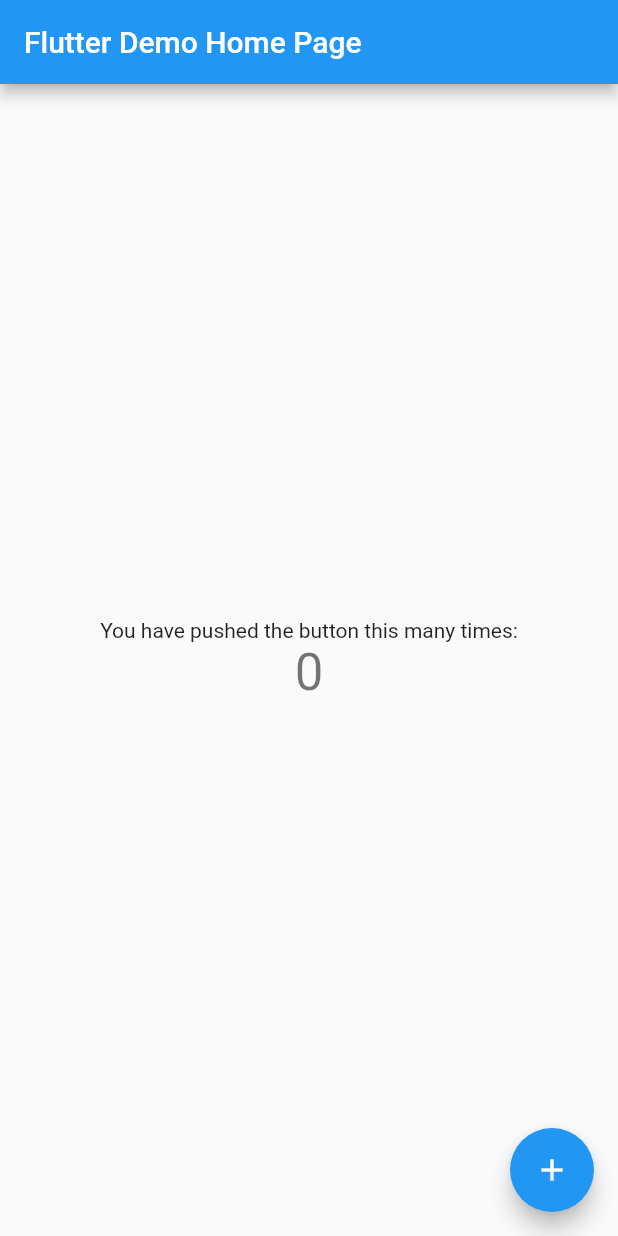
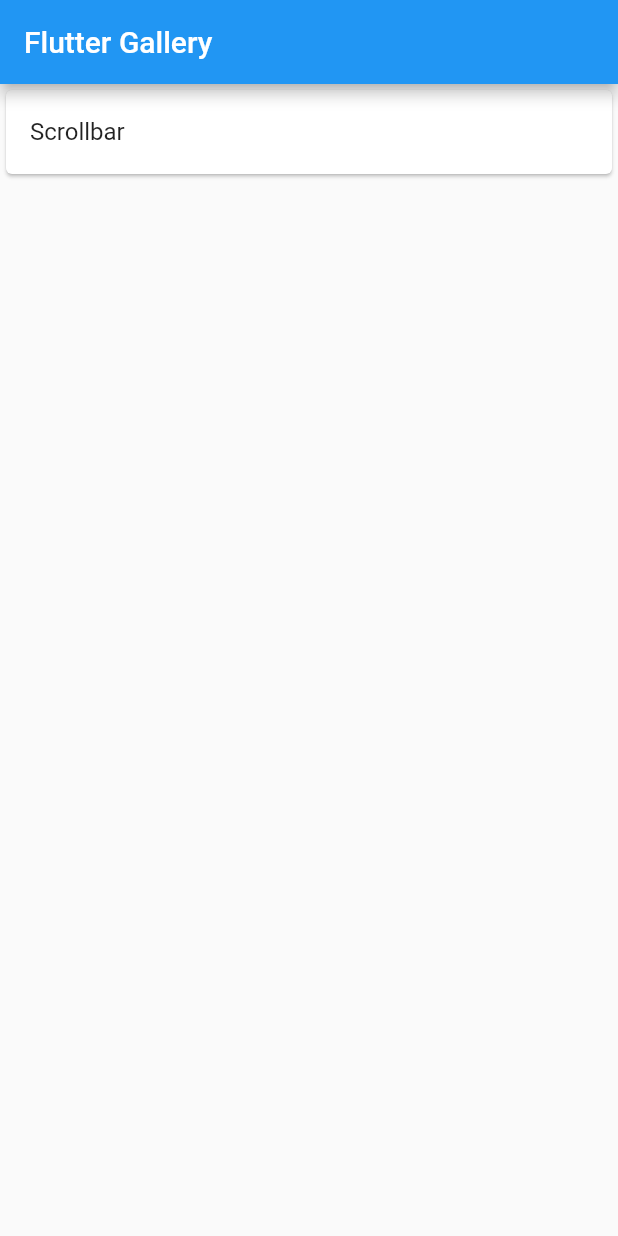
Before and after one commit to prachet-com/flutter_gallary, a Flutter app: the screen it shows after launch, on a phone screen of 412 x 824 dp. Run offline on Flutter 3.47's test engine with Material 2 defaults, Android fonts, the phone set to English and light mode, and no system bars.

Commit message:
Adding scrollbar component

```diff
--- /dev/null
+++ b/lib/homepage.dart
@@ -0,0 +1,32 @@
+import 'package:flutter/material.dart';
+import 'package:flutter_gallary/layout/scrollbarDemo.dart';
+
+class HomepageScreen extends StatelessWidget {
+  buildTile(BuildContext context, String componentName, String route) {
+    return Card(
+      child: InkWell(
+        onTap: (){
+          Navigator.of(context).pushNamed(route);
+        },
+        child: ListTile(
+            title: Text(componentName)
+        ),
+      ),
+    );
+  }
+
+  @override
+  Widget build(BuildContext context) {
+    return Scaffold(
+      appBar: AppBar(
+        title: Text("Flutter Gallery"),
+      ),
+      body: ListView(
+        children: [
+          buildTile(context, "Scrollbar", ScrollbarDemo.routeName),
+          // buildTile("Something else"),
+        ],
+      ),
+    );
+  }
+}
--- a/lib/main.dart
+++ b/lib/main.dart
@@ -1,4 +1,6 @@
 import 'package:flutter/material.dart';
+import 'package:flutter_gallary/homepage.dart';
+import 'package:flutter_gallary/layout/scrollbarDemo.dart';
 
 void main() {
   runApp(MyApp());
@@ -9,7 +11,7 @@
   @override
   Widget build(BuildContext context) {
     return MaterialApp(
-      title: 'Flutter Demo',
+      title: 'Flutter Widgets',
       theme: ThemeData(
         // This is the theme of your application.
         //
@@ -22,92 +24,10 @@
         // is not restarted.
         primarySwatch: Colors.blue,
       ),
-      home: MyHomePage(title: 'Flutter Demo Home Page'),
+      home: HomepageScreen(),
+      routes: {
+        ScrollbarDemo.routeName: (ctx) => ScrollbarDemo(),
+      },
     );
   }
 }
-
-class MyHomePage extends StatefulWidget {
-  MyHomePage({Key key, this.title}) : super(key: key);
-
-  // This widget is the home page of your application. It is stateful, meaning
-  // that it has a State object (defined below) that contains fields that affect
-  // how it looks.
-
-  // This class is the configuration for the state. It holds the values (in this
-  // case the title) provided by the parent (in this case the App widget) and
-  // used by the build method of the State. Fields in a Widget subclass are
-  // always marked "final".
-
-  final String title;
-
-  @override
-  _MyHomePageState createState() => _MyHomePageState();
-}
-
-class _MyHomePageState extends State<MyHomePage> {
-  int _counter = 0;
-
-  void _incrementCounter() {
-    setState(() {
-      // This call to setState tells the Flutter framework that something has
-      // changed in this State, which causes it to rerun the build method below
-      // so that the display can reflect the updated values. If we changed
-      // _counter without calling setState(), then the build method would not be
-      // called again, and so nothing would appear to happen.
-      _counter++;
-    });
-  }
-
-  @override
-  Widget build(BuildContext context) {
-    // This method is rerun every time setState is called, for instance as done
-    // by the _incrementCounter method above.
-    //
-    // The Flutter framework has been optimized to make rerunning build methods
-    // fast, so that you can just rebuild anything that needs updating rather
-    // than having to individually change instances of widgets.
-    return Scaffold(
-      appBar: AppBar(
-        // Here we take the value from the MyHomePage object that was created by
-        // the App.build method, and use it to set our appbar title.
-        title: Text(widget.title),
-      ),
-      body: Center(
-        // Center is a layout widget. It takes a single child and positions it
-        // in the middle of the parent.
-        child: Column(
-          // Column is also a layout widget. It takes a list of children and
-          // arranges them vertically. By default, it sizes itself to fit its
-          // children horizontally, and tries to be as tall as its parent.
-          //
-          // Invoke "debug painting" (press "p" in the console, choose the
-          // "Toggle Debug Paint" action from the Flutter Inspector in Android
-          // Studio, or the "Toggle Debug Paint" command in Visual Studio Code)
-          // to see the wireframe for each widget.
-          //
-          // Column has various properties to control how it sizes itself and
-          // how it positions its children. Here we use mainAxisAlignment to
-          // center the children vertically; the main axis here is the vertical
-          // axis because Columns are vertical (the cross axis would be
-          // horizontal).
-          mainAxisAlignment: MainAxisAlignment.center,
-          children: <Widget>[
-            Text(
-              'You have pushed the button this many times:',
-            ),
-            Text(
-              '$_counter',
-              style: Theme.of(context).textTheme.headline4,
-            ),
-          ],
-        ),
-      ),
-      floatingActionButton: FloatingActionButton(
-        onPressed: _incrementCounter,
-        tooltip: 'Increment',
-        child: Icon(Icons.add),
-      ), // This trailing comma makes auto-formatting nicer for build methods.
-    );
-  }
-}
```
Also changed, not shown: lib/layout/scrollbarDemo.dart (added, +43 -0 lines).
